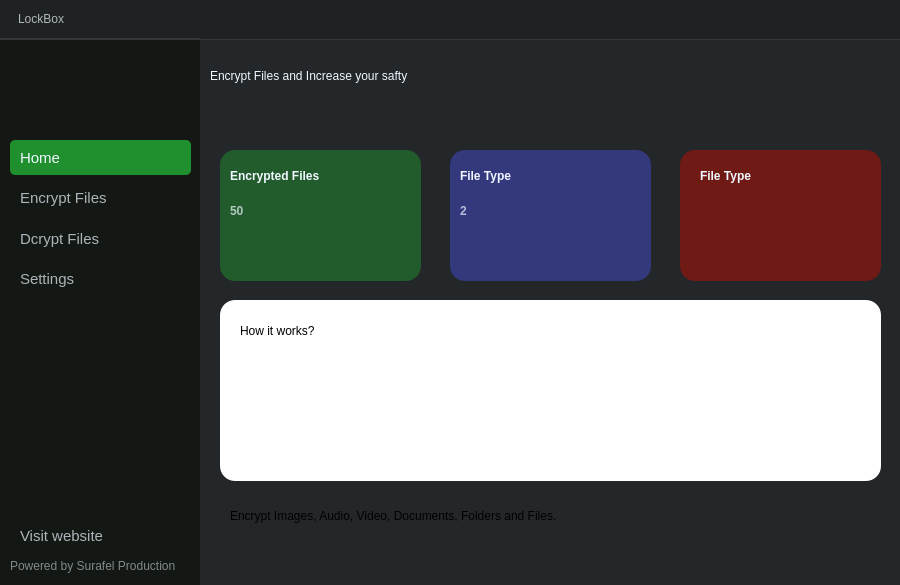
Qt form Ui/Main.ui (Suralmk/LockBox) before a commit.
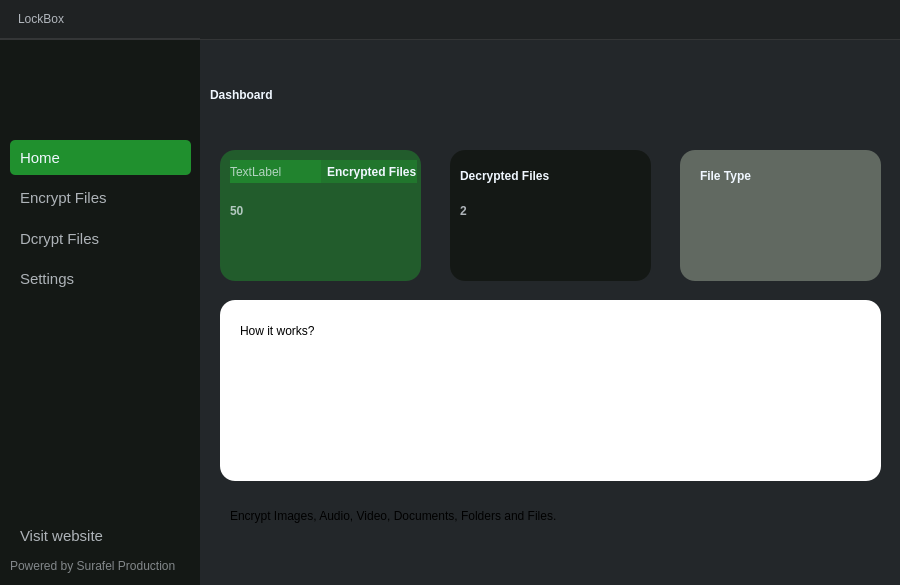
The same form after that commit. The open tabs and pages were chosen to show the change. Icons and pictures are not drawn.

```diff
--- a/Ui/Main.ui
+++ b/Ui/Main.ui
@@ -772,17 +772,30 @@
                  <rect>
                   <x>10</x>
                   <y>20</y>
-                  <width>351</width>
-                  <height>31</height>
+                  <width>121</width>
+                  <height>70</height>
                  </rect>
                 </property>
+                <property name="minimumSize">
+                 <size>
+                  <width>0</width>
+                  <height>70</height>
+                 </size>
+                </property>
+                <property name="maximumSize">
+                 <size>
+                  <width>16777215</width>
+                  <height>70</height>
+                 </size>
+                </property>
                 <property name="styleSheet">
                  <string notr="true">font: 16pt &quot;Segoe UI&quot;;
-color:rgba(240, 247, 255,1);
-background:transparent;</string>
+color:rgba(240, 247, 255, 1);
+background:transparent;
+font-weight:bold;</string>
                 </property>
                 <property name="text">
-                 <string>Encrypt Files and Increase your safty</string>
+                 <string>Dashboard</string>
                 </property>
                </widget>
                <widget class="QFrame" name="frame_5">
@@ -801,25 +814,6 @@
                 <property name="frameShape">
                  <enum>QFrame::Shape::NoFrame</enum>
                 </property>
-                <widget class="QLabel" name="label_19">
-                 <property name="geometry">
-                  <rect>
-                   <x>10</x>
-                   <y>10</y>
-                   <width>121</width>
-                   <height>31</height>
-                  </rect>
-                 </property>
-                 <property name="styleSheet">
-                  <string notr="true">font: 12pt &quot;Segoe UI&quot;;
-color:rgba(240, 247, 255,1);
-background:transparent;
-font-weight:bold;</string>
-                 </property>
-                 <property name="text">
-                  <string>Encrypted Files</string>
-                 </property>
-                </widget>
                 <widget class="QLabel" name="label_25">
                  <property name="geometry">
                   <rect>
@@ -839,6 +833,38 @@
                   <string>50</string>
                  </property>
                 </widget>
+                <widget class="QWidget" name="">
+                 <property name="geometry">
+                  <rect>
+                   <x>10</x>
+                   <y>10</y>
+                   <width>187</width>
+                   <height>23</height>
+                  </rect>
+                 </property>
+                 <layout class="QHBoxLayout" name="horizontalLayout_7">
+                  <item>
+                   <widget class="QLabel" name="label_8">
+                    <property name="text">
+                     <string>TextLabel</string>
+                    </property>
+                   </widget>
+                  </item>
+                  <item>
+                   <widget class="QLabel" name="label_19">
+                    <property name="styleSheet">
+                     <string notr="true">font: 12pt &quot;Segoe UI&quot;;
+color:rgba(240, 247, 255,1);
+background:transparent;
+font-weight:bold;</string>
+                    </property>
+                    <property name="text">
+                     <string>Encrypted Files</string>
+                    </property>
+                   </widget>
+                  </item>
+                 </layout>
+                </widget>
                </widget>
                <widget class="QFrame" name="frame_8">
                 <property name="geometry">
@@ -883,7 +909,7 @@
                  </rect>
                 </property>
                 <property name="styleSheet">
-                 <string notr="true">background:rgba(69, 72, 208, 0.5)</string>
+                 <string notr="true">background: #141815;</string>
                 </property>
                 <property name="frameShape">
                  <enum>QFrame::Shape::NoFrame</enum>
@@ -904,7 +930,7 @@
 font-weight:bold;</string>
                  </property>
                  <property name="text">
-                  <string>File Type</string>
+                  <string>Decrypted Files</string>
                  </property>
                 </widget>
                 <widget class="QLabel" name="label_28">
@@ -937,7 +963,7 @@
                  </rect>
                 </property>
                 <property name="styleSheet">
-                 <string notr="true">background:rgba(189, 13, 1, 0.5)</string>
+                 <string notr="true">background:#616961;</string>
                 </property>
                 <property name="frameShape">
                  <enum>QFrame::Shape::NoFrame</enum>
```
Left out of the diff: 20 changed lines with no effect on the pictures.
